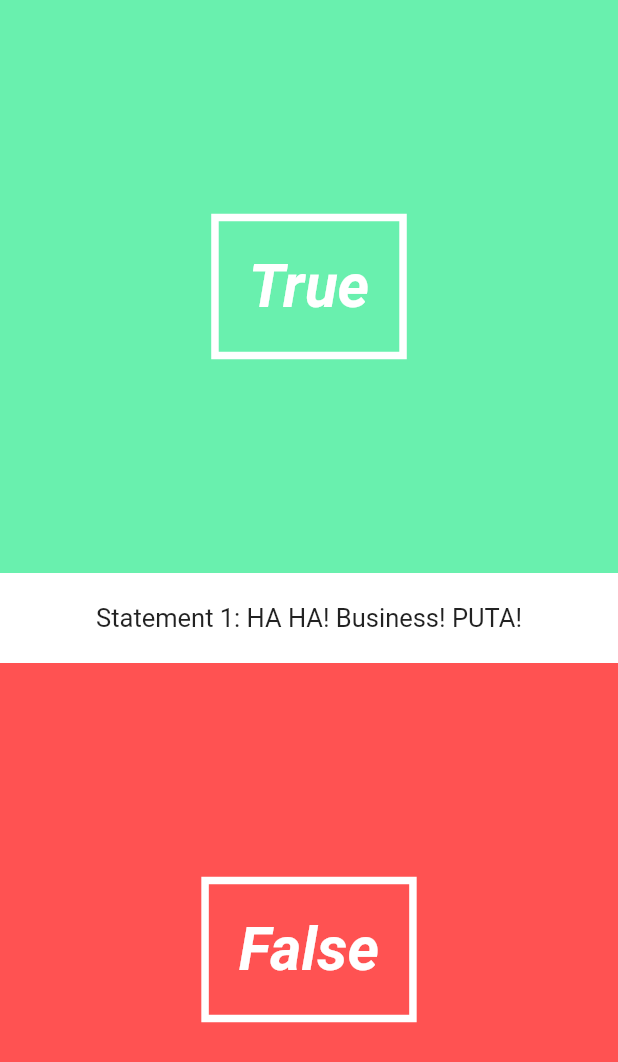
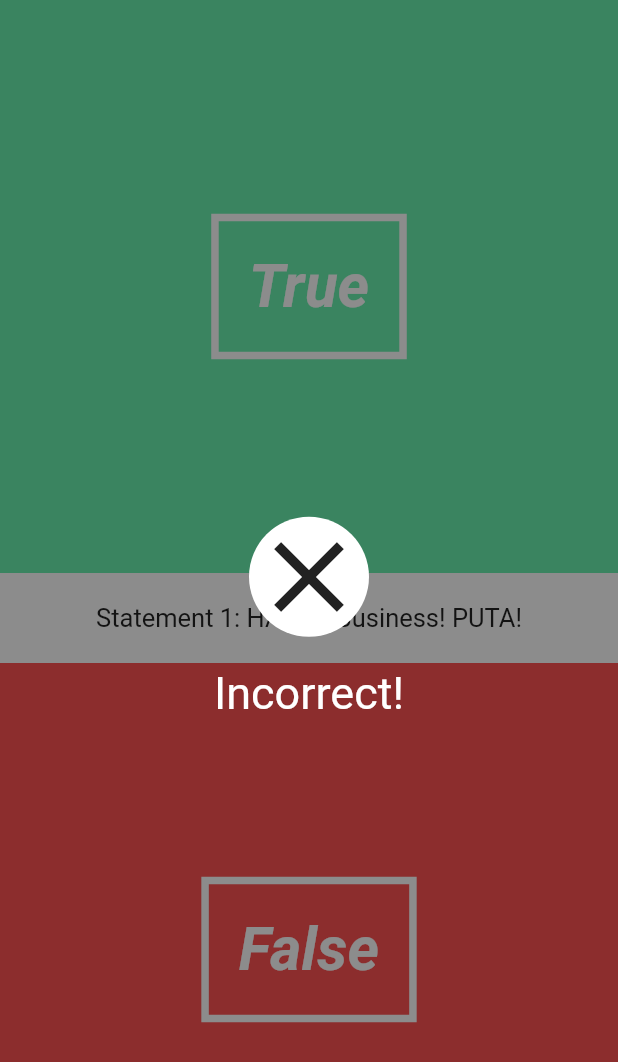
Before and after one commit to teemal/quiz_app, a Flutter app: the screen it shows after launch, on a phone screen of 412 x 824 dp. Shown: the top 1062 px of the screen. Run offline on Flutter 3.47's test engine with Material 2 defaults, Android fonts, the phone set to English and light mode, and no system bars.

Commit message:
add overlay and overlay animation

```diff
--- a/lib/UI/correct_wrong_overlay.dart
+++ b/lib/UI/correct_wrong_overlay.dart
@@ -0,0 +1,52 @@
+import 'dart:math' as math;
+import 'package:flutter/material.dart';
+
+class CorrectWrongOverlay extends StatefulWidget{
+  final bool _isCorrect;
+  CorrectWrongOverlay(this._isCorrect);
+
+  @override
+  State createState() => new CorrectWrongOverlayState();
+}
+
+class CorrectWrongOverlayState extends State<CorrectWrongOverlay>with SingleTickerProviderStateMixin{
+  Animation<double> _iconAnimation;
+  AnimationController _iconAnimationController;
+  @override
+  void initState(){
+    super.initState();
+    _iconAnimationController = new AnimationController(duration: new Duration(seconds: 2), vsync: this);
+    _iconAnimation = new CurvedAnimation(parent: _iconAnimationController, curve: Curves.elasticOut);
+    _iconAnimation.addListener(() => this.setState(() {}));
+    _iconAnimationController.forward(); //start animation
+  }
+
+  @override
+  Widget build(BuildContext context){
+    return new Material(
+      color: Colors.black45,
+      child: new InkWell(
+        onTap: () => print("You tapped the overlay"),
+        child: new Column(
+          mainAxisAlignment: MainAxisAlignment.center,
+          children: <Widget>[
+            new Container(
+              decoration: new BoxDecoration(
+                color: Colors.white,
+                shape: BoxShape.circle
+              ),
+              child: new Transform.rotate(
+                angle: _iconAnimation.value * 2 * math.pi,
+                child: new Icon(widget._isCorrect == true ? Icons.done : Icons.clear, size: _iconAnimation.value * 80.0,),
+              )
+            ),
+            new Padding(
+              padding: new EdgeInsets.only(bottom: 20.0),
+            ),
+            new Text(widget._isCorrect == true ? "Correct!" : "Incorrect!", style: new TextStyle(color: Colors.white, fontSize: 30.0),)
+          ],
+        )
+      ),
+    );
+  }
+}
--- a/lib/pages/quiz_pages.dart
+++ b/lib/pages/quiz_pages.dart
@@ -3,6 +3,7 @@ import '../utils/questions.dart';
 import '../utils/quiz.dart';
 import '../UI/answer_button.dart';
 import '../UI/question_text.dart';
+import '../UI/correct_wrong_overlay.dart';
 
 class QuizPage extends StatefulWidget{
   @override
@@ -14,6 +15,7 @@ class QuizPageState extends State<QuizPage>{
   @override
   Widget build(BuildContext context){
     return new Stack(
+      fit: StackFit.expand,
       children: <Widget>[
         new Column( //this is our main page
           children: <Widget>[
@@ -21,7 +23,8 @@ class QuizPageState extends State<QuizPage>{
             new QuestionText("HA HA! Business! PUTA!", 1),
             new AnswerButton(false, () => print("You answered false"))
           ],
-        )
+        ),
+        new CorrectWrongOverlay(false)
       ],
     );
   }
```
